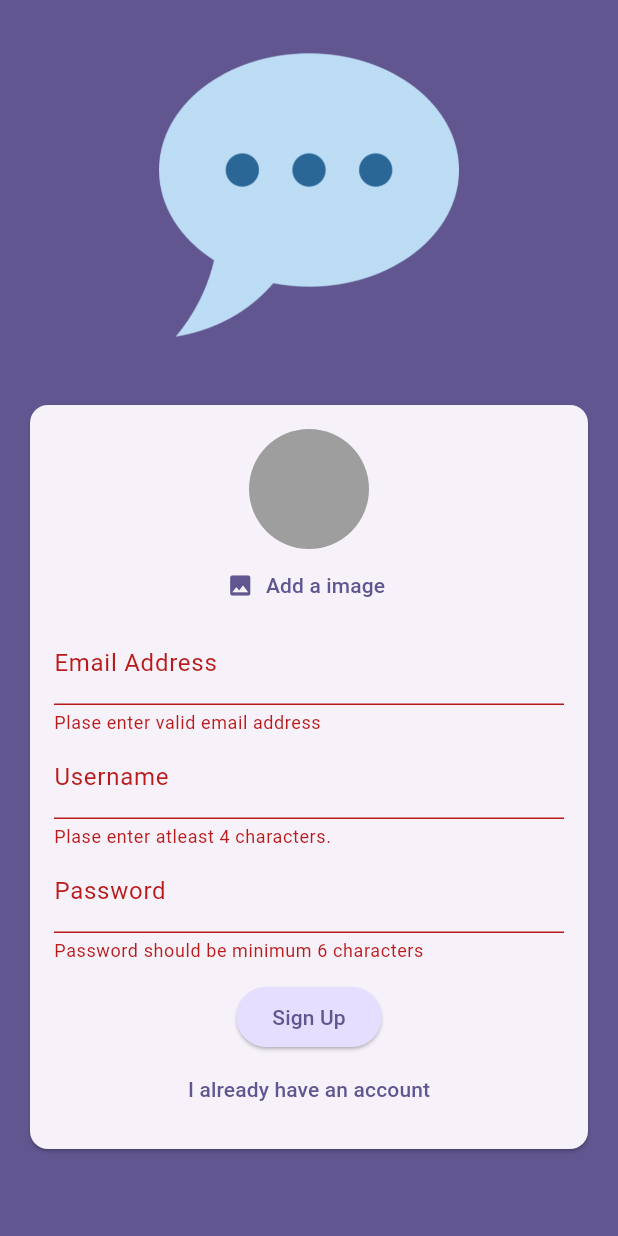
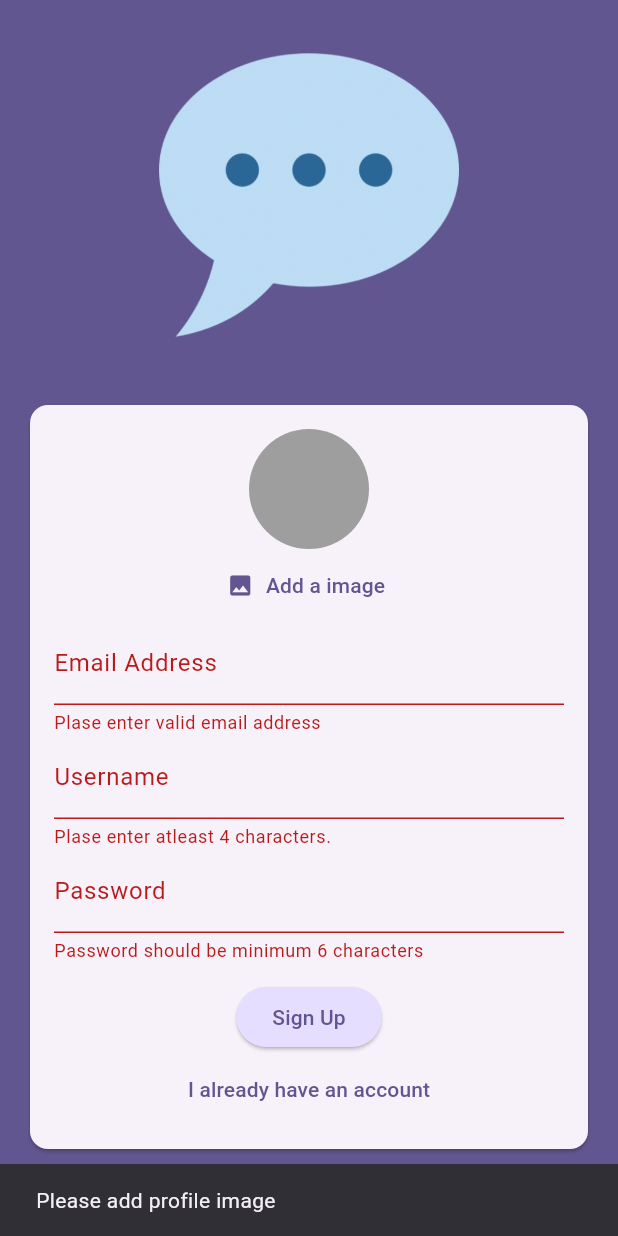
Before and after one commit to dainavipurav/009_flutter_udemy_favorite_chat_app, a Flutter app: the screen it shows after launch, after a tap on "Login", after a tap on "Create an account", after a tap on "Sign Up", on a phone screen of 412 x 824 dp. Run offline on Flutter 3.47's test engine with Material 3 defaults, Android fonts, the light colour scheme and no system bars; our stand-ins replace cloud_firestore, firebase_auth, firebase_core, firebase_messaging, firebase_storage, image_picker; accounts and stored records are empty.

Commit message:
fix : validation added for profile image

```diff
--- a/lib/screens/auth.dart
+++ b/lib/screens/auth.dart
@@ -28,6 +28,14 @@ class _AuthScreenState extends State<AuthScreen> {
   void _submit() async {
     final isValid = _form.currentState!.validate();
     if (!isValid || !_isLogin && _selectedImage == null) {
+      if (!_isLogin && _selectedImage == null) {
+        ScaffoldMessenger.of(context).clearSnackBars();
+        ScaffoldMessenger.of(context).showSnackBar(
+          const SnackBar(
+            content: Text('Please add profile image'),
+          ),
+        );
+      }
       return;
     }
 
```
